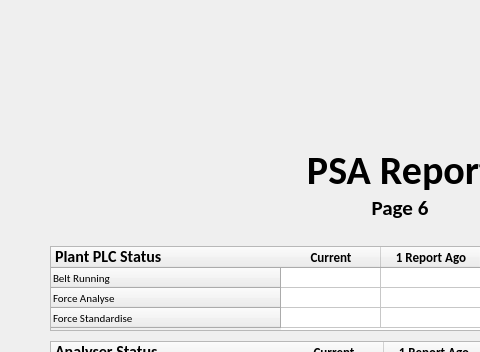
Above: PSA_page6.ui from LintonRitchie/Scantech_Monthly_PSA_Report before the change; both pictures show x 0 to 480 and y 0 to 352 of the 800 by 1000 pixel window. Below: the same form after it.
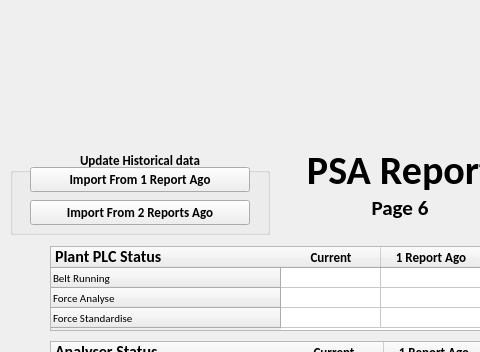
That is the form after the change. Icons and pictures are not drawn.

The edit to the form file:
```diff
--- a/PSA_page6.ui
+++ b/PSA_page6.ui
@@ -1020,6 +1020,56 @@
      </property>
     </widget>
    </widget>
+   <widget class="QGroupBox" name="HistoricalDataGroup">
+    <property name="geometry">
+     <rect>
+      <x>10</x>
+      <y>150</y>
+      <width>260</width>
+      <height>85</height>
+     </rect>
+    </property>
+    <property name="font">
+     <font>
+      <family>Calibri</family>
+      <pointsize>10</pointsize>
+      <weight>75</weight>
+      <bold>true</bold>
+     </font>
+    </property>
+    <property name="title">
+     <string>Update Historical data</string>
+    </property>
+    <property name="alignment">
+     <set>Qt::AlignCenter</set>
+    </property>
+    <widget class="QPushButton" name="RepAgo1">
+     <property name="geometry">
+      <rect>
+       <x>20</x>
+       <y>17</y>
+       <width>220</width>
+       <height>25</height>
+      </rect>
+     </property>
+     <property name="text">
+      <string>Import From 1 Report Ago</string>
+     </property>
+    </widget>
+    <widget class="QPushButton" name="RepAgo2">
+     <property name="geometry">
+      <rect>
+       <x>20</x>
+       <y>50</y>
+       <width>220</width>
+       <height>25</height>
+      </rect>
+     </property>
+     <property name="text">
+      <string>Import From 2 Reports Ago</string>
+     </property>
+    </widget>
+   </widget>
    <zorder>label</zorder>
    <zorder>psa_report_title</zorder>
    <zorder>psa_report_title_2</zorder>
```
Left out of the diff: 1 changed line with no effect on the pictures.
